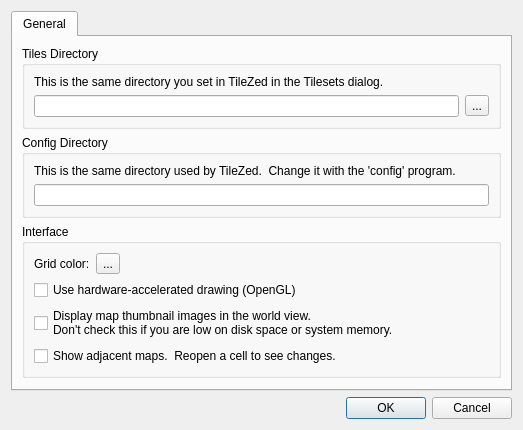
Old version of the form src/editor/preferencesdialog.ui in the repository timbaker/pzworlded.
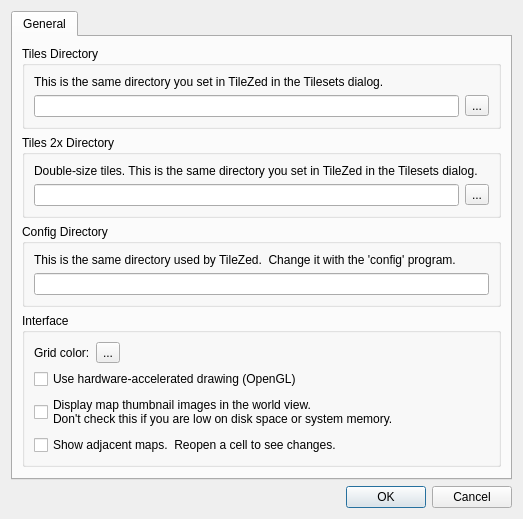
New version of the form. Custom widgets are drawn as their Qt base class.

Commit message: Double-sized tiles.

The edit to the form file:
```diff
--- a/src/editor/preferencesdialog.ui
+++ b/src/editor/preferencesdialog.ui
@@ -58,7 +58,7 @@
          </layout>
         </widget>
        </item>
-       <item row="1" column="0">
+       <item row="2" column="0">
         <widget class="QGroupBox" name="groupBox_4">
          <property name="title">
           <string>Config Directory</string>
@@ -85,7 +85,7 @@
          </layout>
         </widget>
        </item>
-       <item row="2" column="0">
+       <item row="3" column="0">
         <widget class="QGroupBox" name="groupBox_3">
          <property name="title">
           <string>Interface</string>
@@ -152,7 +152,7 @@
          </layout>
         </widget>
        </item>
-       <item row="3" column="0">
+       <item row="4" column="0">
         <spacer name="verticalSpacer">
          <property name="orientation">
           <enum>Qt::Vertical</enum>
@@ -165,6 +165,40 @@
          </property>
         </spacer>
        </item>
+       <item row="1" column="0">
+        <widget class="QGroupBox" name="groupBox_5">
+         <property name="title">
+          <string>Tiles 2x Directory</string>
+         </property>
+         <layout class="QVBoxLayout" name="verticalLayout_4">
+          <item>
+           <widget class="QLabel" name="label_5">
+            <property name="text">
+             <string>Double-size tiles. This is the same directory you set in TileZed in the Tilesets dialog.</string>
+            </property>
+           </widget>
+          </item>
+          <item>
+           <layout class="QHBoxLayout" name="horizontalLayout_6">
+            <item>
+             <widget class="QLineEdit" name="tiles2xDirectory">
+              <property name="readOnly">
+               <bool>true</bool>
+              </property>
+             </widget>
+            </item>
+            <item>
+             <widget class="QToolButton" name="browseTiles2xDirectory">
+              <property name="text">
+               <string>...</string>
+              </property>
+             </widget>
+            </item>
+           </layout>
+          </item>
+         </layout>
+        </widget>
+       </item>
       </layout>
      </widget>
     </widget>
```
Left out of the diff: 11 changed lines with no effect on the pictures. The commit also changes 19 other files.
